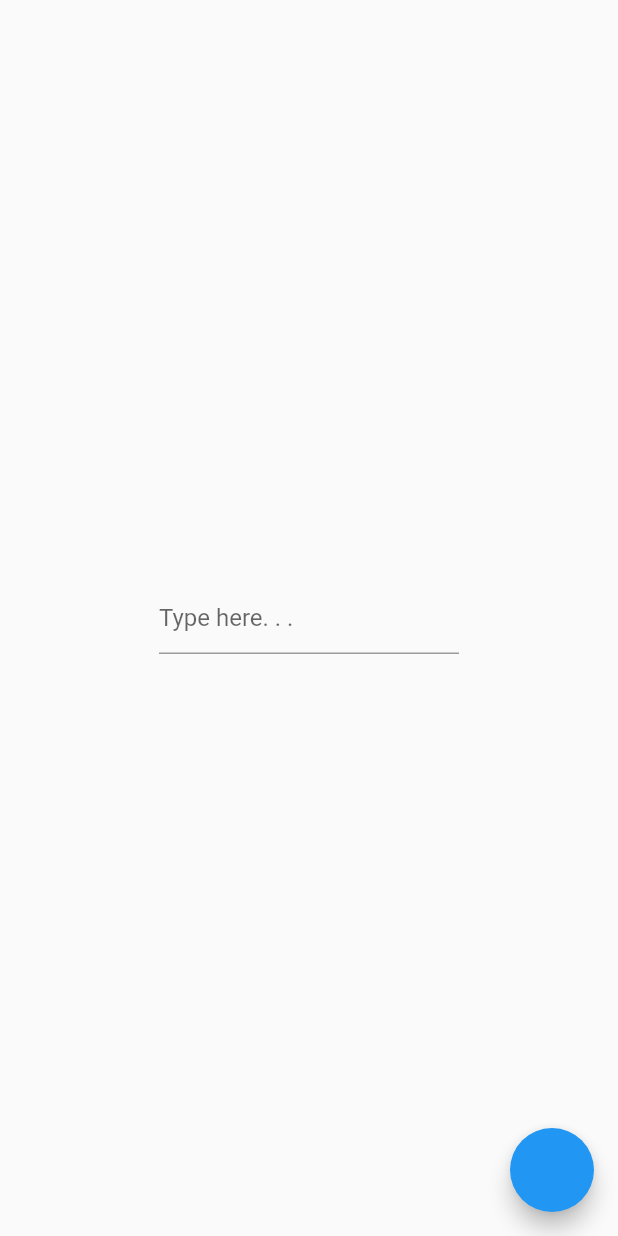
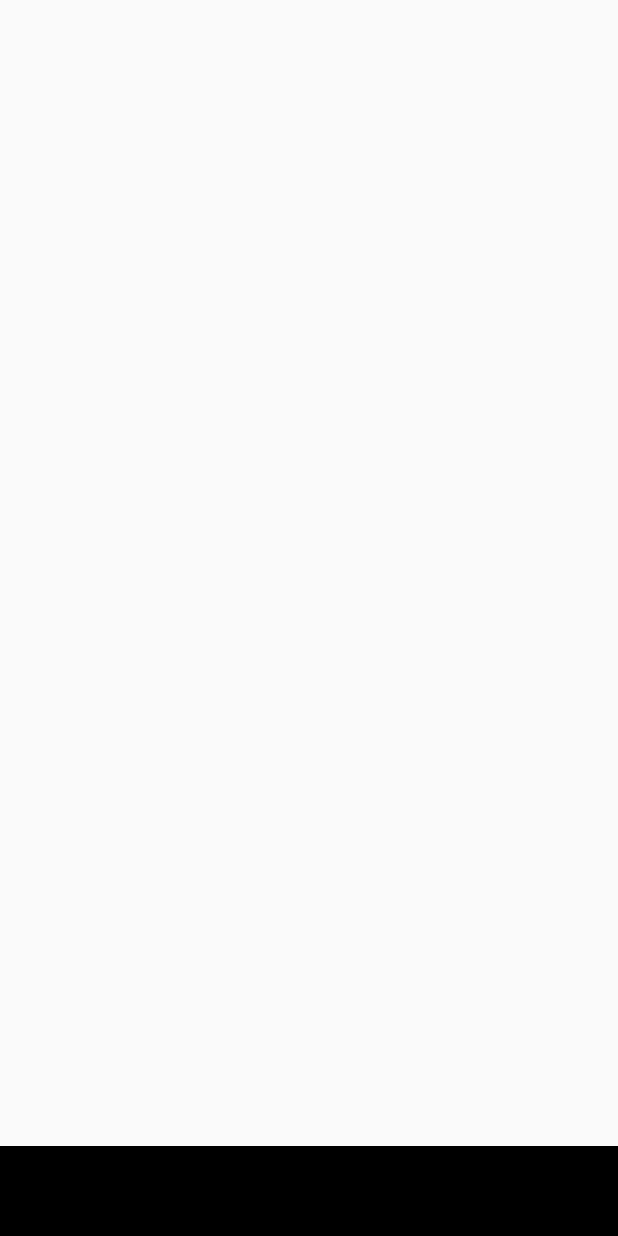
Before and after one commit to MahmoudAshours/Moaref, a Flutter app: the screen it shows after launch, on a phone screen of 412 x 824 dp. Run offline on Flutter 3.47's test engine with Material 2 defaults, Android fonts, the phone set to English and light mode, and no system bars; our stand-ins replace video_player; missing offline and left inert: flutter_ffmpeg.

Commit message:
Structured project

```diff
--- a/lib/changer.dart
+++ /dev/null
@@ -1,25 +0,0 @@
-import 'package:ffmpegtest/home.dart';
-import 'package:flutter/material.dart';
-
-class Changer extends StatelessWidget {
-  @override
-  Widget build(BuildContext context) {
-    TextEditingController _controller = TextEditingController();
-    return Scaffold(
-      floatingActionButton: FloatingActionButton(
-        onPressed: () {
-          Navigator.of(context).push(MaterialPageRoute(builder: (_)=>Home(_controller.text)));
-        },
-      ),
-      body: Center(
-        child: Container(
-          width: 200,
-          child: TextField(
-            controller: _controller,
-            decoration: InputDecoration(hintText: 'Type here. . .'),
-          ),
-        ),
-      ),
-    );
-  }
-}
--- /dev/null
+++ b/lib/home_screen.dart
@@ -0,0 +1,26 @@
+import 'package:flutter/material.dart';
+
+class HomeScreen extends StatefulWidget {
+  @override
+  _HomeScreenState createState() => _HomeScreenState();
+}
+
+class _HomeScreenState extends State<HomeScreen> {
+  double height = 60;
+
+  @override
+  Widget build(BuildContext context) {
+    return Scaffold(
+      bottomNavigationBar: GestureDetector(
+        onVerticalDragStart: (s) => setState(() {
+          height = 200;
+        }),
+        child: AnimatedContainer(
+          height: height,
+          duration: Duration(seconds: 2),
+          color: Colors.black,
+        ),
+      ),
+    );
+  }
+}
--- a/lib/main.dart
+++ b/lib/main.dart
@@ -1,5 +1,5 @@
-import 'package:ffmpegtest/changer.dart';
-import 'package:ffmpegtest/home.dart';
+import 'package:ffmpegtest/home_screen.dart';
+import 'package:flutter/Cupertino.dart';
 import 'package:flutter/material.dart';
 
 void main() {
@@ -10,12 +10,8 @@ class MyApp extends StatelessWidget {
   @override
   Widget build(BuildContext context) {
     return MaterialApp(
-      title: 'Flutter Demo',
-      theme: ThemeData(
-        primarySwatch: Colors.blue,
-        visualDensity: VisualDensity.adaptivePlatformDensity,
-      ),
-      home: Changer(),
+      title: 'كن معرفا برسول الله ',
+      home: HomeScreen(),
     );
   }
 }
```
Also changed, not shown: lib/home.dart (+3 -5 lines).
